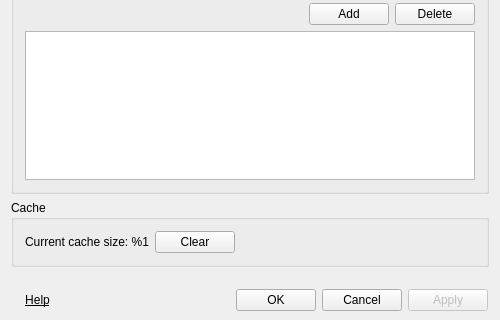
First picture: the form in Source/MEGASync/gui/SettingsDialog.ui, repository meganz/MEGAsync, before the edit; both pictures show x 0 to 500 and y 200 to 520 of the 500 by 520 pixel window.
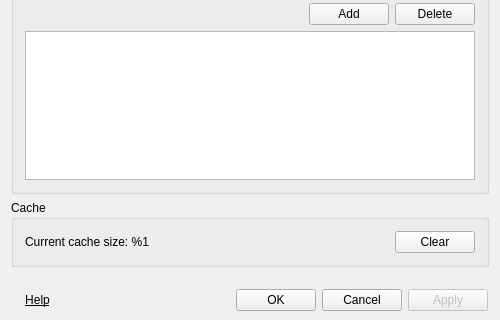
Second picture: the form after the edit. Icons and pictures are not drawn.

Diff of the .ui file:
```diff
--- a/Source/MEGASync/gui/SettingsDialog.ui
+++ b/Source/MEGASync/gui/SettingsDialog.ui
@@ -1086,13 +1086,6 @@
             </property>
            </widget>
           </item>
-          <item>
-           <widget class="QPushButton" name="pushButton">
-            <property name="text">
-             <string>Clear</string>
-            </property>
-           </widget>
-          </item>
           <item>
            <spacer name="horizontalSpacer_5">
             <property name="orientation">
@@ -1106,6 +1099,13 @@
             </property>
            </spacer>
           </item>
+          <item>
+           <widget class="QPushButton" name="bClearCache">
+            <property name="text">
+             <string>Clear</string>
+            </property>
+           </widget>
+          </item>
          </layout>
         </widget>
        </item>
```
Left out of the diff: 2 changed lines with no effect on the pictures.
